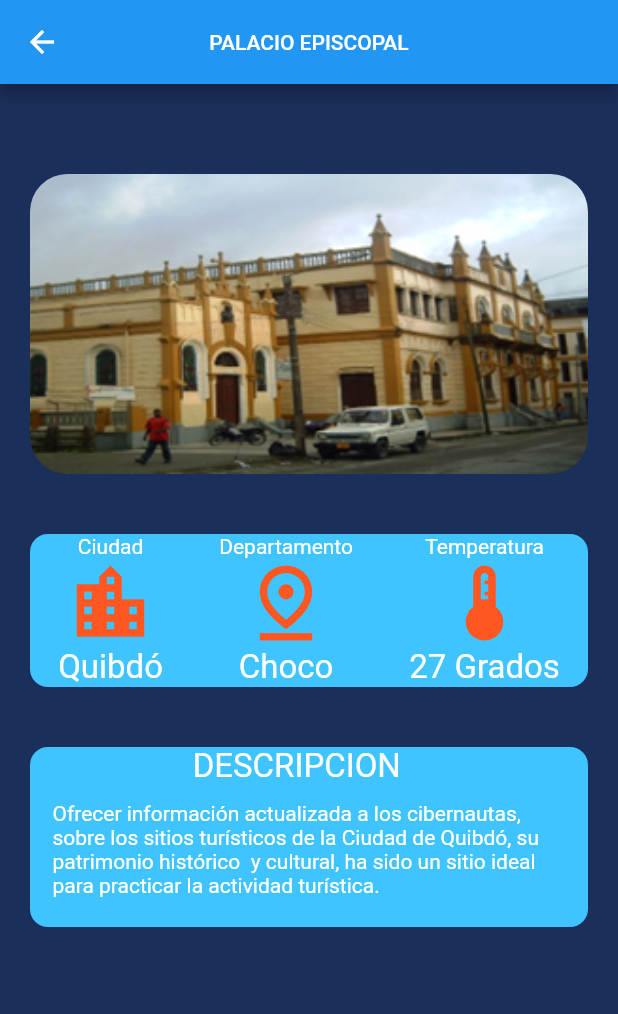
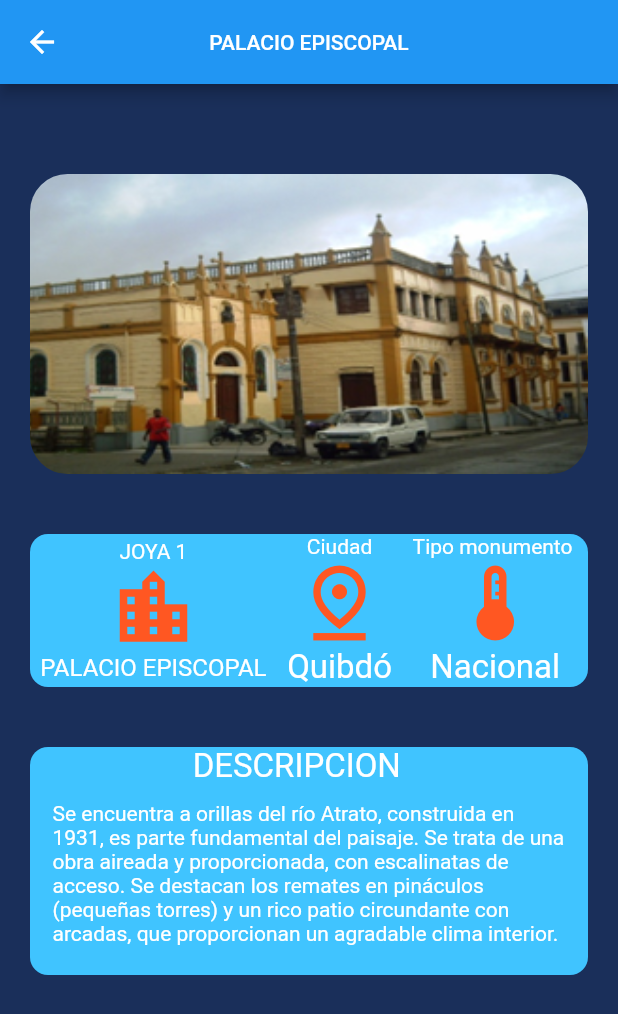
Before and after one commit to grouptourapp/TourApp, a Flutter app: the joya_1_palacio screen opened directly, on a phone screen of 412 x 824 dp. Shown: the top 1014 px of the screen. Run offline on Flutter 3.47's test engine with Material 2 defaults, Android fonts, the phone set to English and light mode, and no system bars; our stand-ins replace cloud_firestore, firebase_auth, firebase_core; accounts and stored records are empty.

Commit message:
Actualización de joyas pages y color menu_page y bienvenido loginpage

```diff
--- a/tourapp/lib/pages/joya1_page.dart
+++ b/tourapp/lib/pages/joya1_page.dart
@@ -49,25 +49,25 @@ class _joya_1_palacioState extends State<joya_1_palacio> {
                       Column(
                         children: const [
 
+                          Text('JOYA 1', style: TextStyle(color: Colors.white),),
+                          Icon(Icons.location_city,size: 60,color:Colors.deepOrange ),
+                          Text( 'PALACIO EPISCOPAL', style: TextStyle(color: Colors.white,fontSize: 16),),
+                        ],
+                      ),
+                      Column(
+                        children: const [
+
                           Text('Ciudad', style: TextStyle(color: Colors.white),),
-                          Icon(Icons.location_city,size: 60,color:Colors.deepOrange ),
+                          Icon(Icons.pin_drop_outlined,size: 60, color:Colors.deepOrange ),
                           Text( 'Quibdó', style: TextStyle(color: Colors.white,fontSize: 22),),
                         ],
                       ),
                       Column(
                         children: const [
 
-                          Text('Departamento', style: TextStyle(color: Colors.white),),
-                          Icon(Icons.pin_drop_outlined,size: 60, color:Colors.deepOrange ),
-                          Text( 'Choco', style: TextStyle(color: Colors.white,fontSize: 22),),
-                        ],
-                      ),
-                      Column(
-                        children: const [
-
-                          Text('Temperatura', style: TextStyle(color: Colors.white),),
+                          Text('Tipo monumento ', style: TextStyle(color: Colors.white),),
                           Icon(Icons.thermostat,size: 60, color:Colors.deepOrange ),
-                          Text( '27 Grados', style: TextStyle(color: Colors.white,fontSize: 22),),
+                          Text( 'Nacional', style: TextStyle(color: Colors.white,fontSize: 22),),
                         ],
                       ),
 
@@ -88,7 +88,7 @@ class _joya_1_palacioState extends State<joya_1_palacio> {
                             style: TextStyle(color: Colors.white,fontSize: 22),),
                           SizedBox(height: 10,),
 
-                          Text('Ofrecer información actualizada a los cibernautas, sobre los sitios turísticos de la Ciudad de Quibdó, su patrimonio histórico  y cultural, ha sido un sitio ideal para practicar la actividad turística. ',
+                          Text('Se encuentra a orillas del río Atrato, construida en 1931, es parte fundamental del paisaje. Se trata de una obra aireada y proporcionada, con escalinatas de acceso. Se destacan los remates en pináculos (pequeñas torres) y un rico patio circundante con arcadas, que proporcionan un agradable clima interior.',
                             style: TextStyle(color: Colors.white),),
                           SizedBox(height: 20,),
                         ],
--- a/tourapp/lib/pages/joya_2.dart
+++ b/tourapp/lib/pages/joya_2.dart
@@ -51,25 +51,25 @@ class _joya_2_hospitalState extends State<joya_2_hospital> {
                       Column(
                         children: const [
 
+                          Text('JOYA 2', style: TextStyle(color: Colors.white),),
+                          Icon(Icons.location_city,size: 60,color:Colors.deepOrange ),
+                          Text( 'HPTAL San Fco Asis', style: TextStyle(color: Colors.white,fontSize: 16),),
+                        ],
+                      ),
+                      Column(
+                        children: const [
+
                           Text('Ciudad', style: TextStyle(color: Colors.white),),
-                          Icon(Icons.location_city,size: 60,color:Colors.deepOrange ),
+                          Icon(Icons.pin_drop_outlined,size: 60, color:Colors.deepOrange ),
                           Text( 'Quibdó', style: TextStyle(color: Colors.white,fontSize: 22),),
                         ],
                       ),
                       Column(
                         children: const [
 
-                          Text('Departamento', style: TextStyle(color: Colors.white),),
-                          Icon(Icons.pin_drop_outlined,size: 60, color:Colors.deepOrange ),
-                          Text( 'Choco', style: TextStyle(color: Colors.white,fontSize: 22),),
-                        ],
-                      ),
-                      Column(
-                        children: const [
-
-                          Text('Temperatura', style: TextStyle(color: Colors.white),),
+                          Text('Tipo monumento ', style: TextStyle(color: Colors.white),),
                           Icon(Icons.thermostat,size: 60, color:Colors.deepOrange ),
-                          Text( '27 Grados', style: TextStyle(color: Colors.white,fontSize: 22),),
+                          Text( 'Nacional', style: TextStyle(color: Colors.white,fontSize: 22),),
                         ],
                       ),
 
@@ -90,7 +90,7 @@ class _joya_2_hospitalState extends State<joya_2_hospital> {
                             style: TextStyle(color: Colors.white,fontSize: 22),),
                           SizedBox(height: 10,),
 
-                          Text('Ofrecer información actualizada a los cibernautas, sobre los sitios turísticos de la Ciudad de Quibdó, su patrimonio histórico  y cultural, ha sido un sitio ideal para practicar la actividad turística. ',
+                          Text('Se encuentra a orillas del río Atrato, construida en 1931, es parte fundamental del paisaje. Se trata de una obra aireada y proporcionada, con escalinatas de acceso. Se destacan los remates en pináculos (pequeñas torres) y un rico patio circundante con arcadas, que proporcionan un agradable clima interior.',
                             style: TextStyle(color: Colors.white),),
                           SizedBox(height: 20,),
                         ],
--- a/tourapp/lib/pages/joya_3_page.dart
+++ b/tourapp/lib/pages/joya_3_page.dart
@@ -52,25 +52,25 @@ class _joya_3_escuela_modeloState extends State<joya_3_escuela_modelo> {
                       Column(
                         children: const [
 
+                          Text('JOYA 3', style: TextStyle(color: Colors.white),),
+                          Icon(Icons.location_city,size: 60,color:Colors.deepOrange ),
+                          Text( 'ESCUELA MODELO', style: TextStyle(color: Colors.white,fontSize: 15),),
+                        ],
+                      ),
+                      Column(
+                        children: const [
+
                           Text('Ciudad', style: TextStyle(color: Colors.white),),
-                          Icon(Icons.location_city,size: 60,color:Colors.deepOrange ),
+                          Icon(Icons.pin_drop_outlined,size: 60, color:Colors.deepOrange ),
                           Text( 'Quibdó', style: TextStyle(color: Colors.white,fontSize: 22),),
                         ],
                       ),
                       Column(
                         children: const [
 
-                          Text('Departamento', style: TextStyle(color: Colors.white),),
-                          Icon(Icons.pin_drop_outlined,size: 60, color:Colors.deepOrange ),
-                          Text( 'Choco', style: TextStyle(color: Colors.white,fontSize: 22),),
-                        ],
-                      ),
-                      Column(
-                        children: const [
-
-                          Text('Temperatura', style: TextStyle(color: Colors.white),),
+                          Text('Tipo monumento ', style: TextStyle(color: Colors.white),),
                           Icon(Icons.thermostat,size: 60, color:Colors.deepOrange ),
-                          Text( '27 Grados', style: TextStyle(color: Colors.white,fontSize: 22),),
+                          Text( 'Nacional', style: TextStyle(color: Colors.white,fontSize: 22),),
                         ],
                       ),
 
@@ -91,7 +91,7 @@ class _joya_3_escuela_modeloState extends State<joya_3_escuela_modelo> {
                             style: TextStyle(color: Colors.white,fontSize: 22),),
                           SizedBox(height: 10,),
 
-                          Text('Ofrecer información actualizada a los cibernautas, sobre los sitios turísticos de la Ciudad de Quibdó, su patrimonio histórico  y cultural, ha sido un sitio ideal para practicar la actividad turística. ',
+                          Text('Se encuentra a orillas del río Atrato, construida en 1931, es parte fundamental del paisaje. Se trata de una obra aireada y proporcionada, con escalinatas de acceso. Se destacan los remates en pináculos (pequeñas torres) y un rico patio circundante con arcadas, que proporcionan un agradable clima interior.',
                             style: TextStyle(color: Colors.white),),
                           SizedBox(height: 20,),
                         ],
--- a/tourapp/lib/pages/joya_4_colegio.dart
+++ b/tourapp/lib/pages/joya_4_colegio.dart
@@ -52,25 +52,25 @@ class _joya_4_colegio_carrasquillaState extends State<joya_4_colegio_carrasquill
                       Column(
                         children: const [
 
+                          Text('JOYA 4', style: TextStyle(color: Colors.white),),
+                          Icon(Icons.location_city,size: 60,color:Colors.deepOrange ),
+                          Text( 'COL CARRASQUILLA', style: TextStyle(color: Colors.white,fontSize: 14),),
+                        ],
+                      ),
+                      Column(
+                        children: const [
+
                           Text('Ciudad', style: TextStyle(color: Colors.white),),
-                          Icon(Icons.location_city,size: 60,color:Colors.deepOrange ),
+                          Icon(Icons.pin_drop_outlined,size: 60, color:Colors.deepOrange ),
                           Text( 'Quibdó', style: TextStyle(color: Colors.white,fontSize: 22),),
                         ],
                       ),
                       Column(
                         children: const [
 
-                          Text('Departamento', style: TextStyle(color: Colors.white),),
-                          Icon(Icons.pin_drop_outlined,size: 60, color:Colors.deepOrange ),
-                          Text( 'Choco', style: TextStyle(color: Colors.white,fontSize: 22),),
-                        ],
-                      ),
-                      Column(
-                        children: const [
-
-                          Text('Temperatura', style: TextStyle(color: Colors.white),),
+                          Text('Tipo monumento ', style: TextStyle(color: Colors.white),),
                           Icon(Icons.thermostat,size: 60, color:Colors.deepOrange ),
-                          Text( '27 Grados', style: TextStyle(color: Colors.white,fontSize: 22),),
+                          Text( 'Nacional', style: TextStyle(color: Colors.white,fontSize: 22),),
                         ],
                       ),
 
@@ -91,7 +91,7 @@ class _joya_4_colegio_carrasquillaState extends State<joya_4_colegio_carrasquill
                             style: TextStyle(color: Colors.white,fontSize: 22),),
                           SizedBox(height: 10,),
 
-                          Text('Ofrecer información actualizada a los cibernautas, sobre los sitios turísticos de la Ciudad de Quibdó, su patrimonio histórico  y cultural, ha sido un sitio ideal para practicar la actividad turística. ',
+                          Text('Se encuentra a orillas del río Atrato, construida en 1931, es parte fundamental del paisaje. Se trata de una obra aireada y proporcionada, con escalinatas de acceso. Se destacan los remates en pináculos (pequeñas torres) y un rico patio circundante con arcadas, que proporcionan un agradable clima interior.',
                             style: TextStyle(color: Colors.white),),
                           SizedBox(height: 20,),
                         ],
--- a/tourapp/lib/pages/joya_5_carcel.dart
+++ b/tourapp/lib/pages/joya_5_carcel.dart
@@ -51,25 +51,25 @@ class _joya_5_CarcelState extends State<joya_5_Carcel> {
                       Column(
                         children: const [
 
+                          Text('JOYA 5', style: TextStyle(color: Colors.white),),
+                          Icon(Icons.location_city,size: 60,color:Colors.deepOrange ),
+                          Text( 'CÁRCEL ANAYANSI', style: TextStyle(color: Colors.white,fontSize: 15),),
+                        ],
+                      ),
+                      Column(
+                        children: const [
+
                           Text('Ciudad', style: TextStyle(color: Colors.white),),
-                          Icon(Icons.location_city,size: 60,color:Colors.deepOrange ),
+                          Icon(Icons.pin_drop_outlined,size: 60, color:Colors.deepOrange ),
                           Text( 'Quibdó', style: TextStyle(color: Colors.white,fontSize: 22),),
                         ],
                       ),
                       Column(
                         children: const [
 
-                          Text('Departamento', style: TextStyle(color: Colors.white),),
-                          Icon(Icons.pin_drop_outlined,size: 60, color:Colors.deepOrange ),
-                          Text( 'Choco', style: TextStyle(color: Colors.white,fontSize: 22),),
-                        ],
-                      ),
-                      Column(
-                        children: const [
-
-                          Text('Temperatura', style: TextStyle(color: Colors.white),),
+                          Text('Tipo monumento ', style: TextStyle(color: Colors.white),),
                           Icon(Icons.thermostat,size: 60, color:Colors.deepOrange ),
-                          Text( '27 Grados', style: TextStyle(color: Colors.white,fontSize: 22),),
+                          Text( 'Nacional', style: TextStyle(color: Colors.white,fontSize: 22),),
                         ],
                       ),
 
@@ -86,11 +86,11 @@ class _joya_5_CarcelState extends State<joya_5_Carcel> {
                       padding: const EdgeInsets.symmetric(horizontal: 15),
                       child: Column(
                         children:const [
-                          Text('DESCRIPCION',
+                          Text('DESCRIPCION   ',
                             style: TextStyle(color: Colors.white,fontSize: 22),),
                           SizedBox(height: 10,),
 
-                          Text('Ofrecer información actualizada a los cibernautas, sobre los sitios turísticos de la Ciudad de Quibdó, su patrimonio histórico  y cultural, ha sido un sitio ideal para practicar la actividad turística. ',
+                          Text('Se encuentra a orillas del río Atrato, construida en 1931, es parte fundamental del paisaje. Se trata de una obra aireada y proporcionada, con escalinatas de acceso. Se destacan los remates en pináculos (pequeñas torres) y un rico patio circundante con arcadas, que proporcionan un agradable clima interior.',
                             style: TextStyle(color: Colors.white),),
                           SizedBox(height: 20,),
                         ],
--- a/tourapp/lib/pages/menu_page_tourapp.dart
+++ b/tourapp/lib/pages/menu_page_tourapp.dart
@@ -13,7 +13,7 @@ class MenuPage extends StatelessWidget{
         children: [
           DrawerHeader(
             decoration: const BoxDecoration(
-                color: Colors.cyanAccent
+                color: Colors.lightBlue
             ),
             child: Image.asset("assets/icono.png",width: 60,height: 60),
           ),
```
Also changed, not shown: tourapp/lib/pages/login_page_tourapp.dart (+5 -4 lines).
